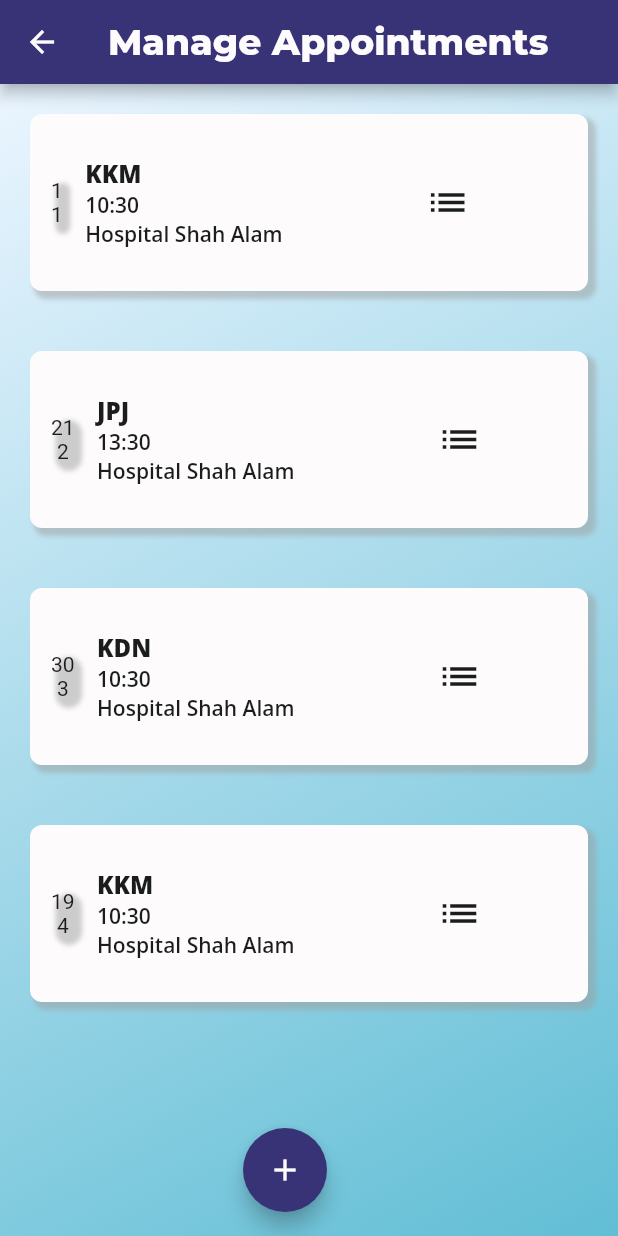
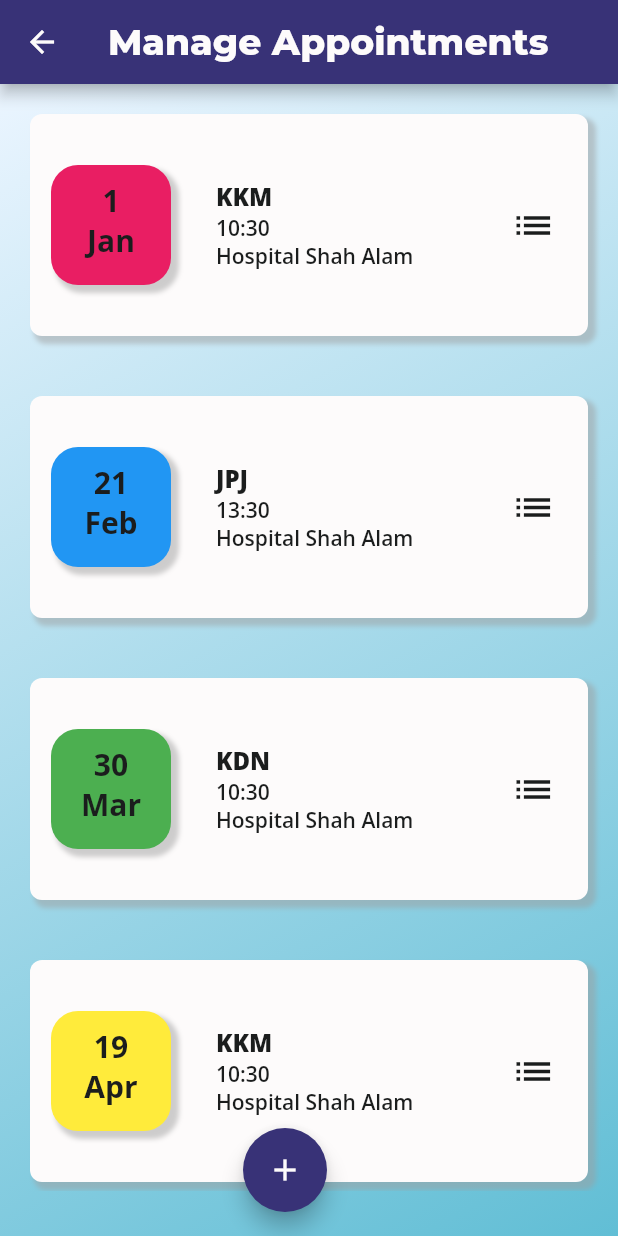
Before and after one commit to Azizie13/TemuGov, a Flutter app: the AppointManagePage screen opened directly, on a phone screen of 412 x 824 dp. Run offline on Flutter 3.47's test engine with Material 2 defaults, Android fonts, the phone set to English and light mode, and no system bars; our stand-ins replace animated_splash_screen, flutter_signin_button, google_fonts, page_transition.

Commit message:
Fix design of appointment management page

```diff
--- a/lib/src/main_pages/utils/appointment_mng_page.dart
+++ b/lib/src/main_pages/utils/appointment_mng_page.dart
@@ -1,4 +1,5 @@
 import 'package:flutter/material.dart';
+import 'package:intl/intl.dart';
 import 'package:temugov_dev/src/app_styles.dart';
 import 'package:temugov_dev/src/decoration/background.dart';
 
@@ -59,6 +60,13 @@
     "Hospital Shah Alam",
   ];
 
+  final List<MaterialColor> appointmentColors = [
+    Colors.pink,
+    Colors.blue,
+    Colors.green,
+    Colors.yellow,
+  ];
+
   Padding _buildSettings() {
     return Padding(
       padding: const EdgeInsets.only(bottom: 30.0),
@@ -78,18 +86,31 @@
                 child: Row(
                   children: [
                     Container(
+                      width: 80,
+                      height: 80,
                       decoration: BoxDecoration(
+                          color: appointmentColors[index % 4],
                           boxShadow: kBoxShadow,
                           borderRadius: BorderRadius.circular(18)),
-                      child: Column(
-                        children: [
-                          Text(appointmentsDates[index].day.toString()),
-                          Text(appointmentsDates[index].month.toString()),
-                        ],
+                      child: Container(
+                        padding: const EdgeInsets.all(10.0),
+                        child: Column(
+                          children: [
+                            Text(
+                              appointmentsDates[index].day.toString(),
+                              style: kOpenSansBold.copyWith(fontSize: 20),
+                            ),
+                            Text(
+                              DateFormat('MMM')
+                                  .format(appointmentsDates[index]),
+                              style: kOpenSansBold.copyWith(fontSize: 20),
+                            ),
+                          ],
+                        ),
                       ),
                     ),
                     Padding(
-                      padding: const EdgeInsets.all(15.0),
+                      padding: const EdgeInsets.all(30.0),
                       child: Column(
                         crossAxisAlignment: CrossAxisAlignment.start,
                         children: [
@@ -109,7 +130,7 @@
                       ),
                     ),
                     const SizedBox(
-                      width: 80,
+                      width: 35,
                     ),
                     const Icon(
                       Icons.list,
--- a/pubspec.yaml
+++ b/pubspec.yaml
@@ -14,7 +14,7 @@
   page_transition: ^2.0.9
   google_fonts: ^4.0.3
   flutter_signin_button: ^2.0.0
-
+  intl: ^0.18.0
 
 
   cupertino_icons: ^1.0.2
```
Also changed, not shown: pubspec.lock.
